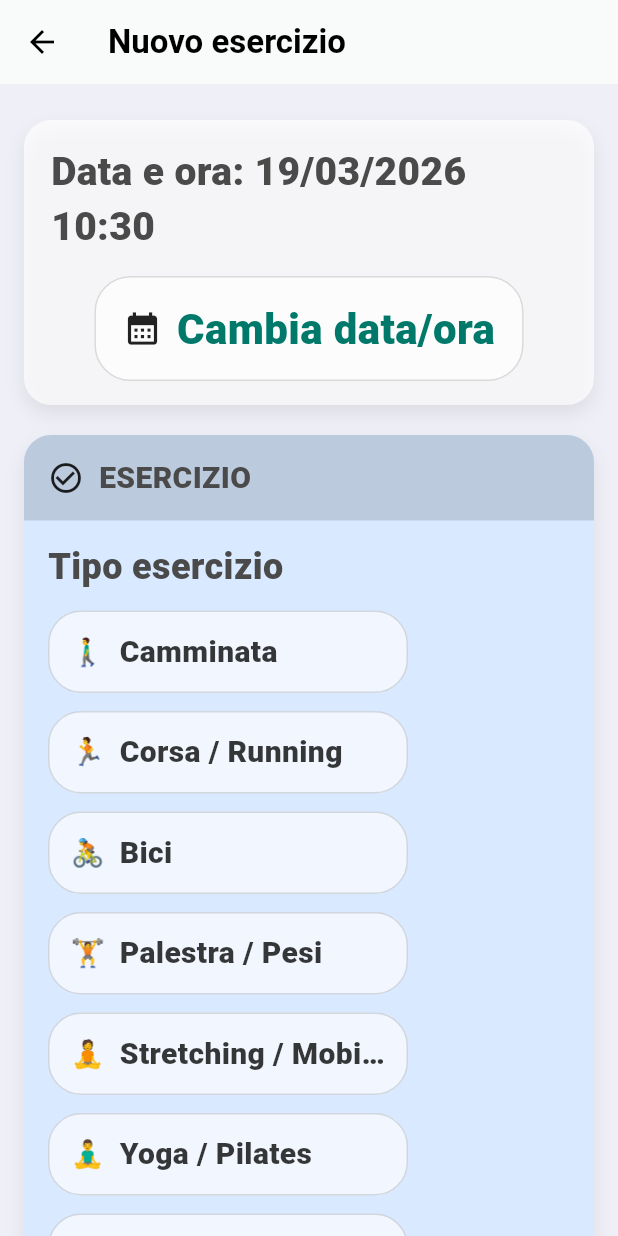
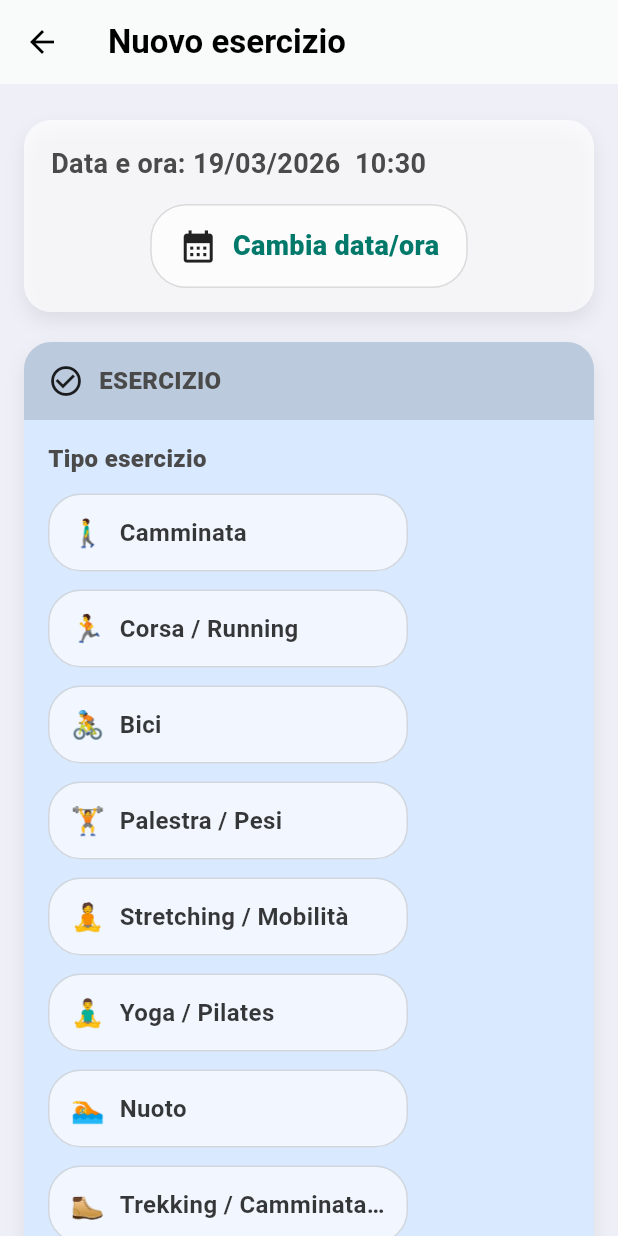
Before and after one commit to raulsosa-hue/Diario-Alimentare-, a Flutter app: the screen it shows after launch, after a tap on an icon or button, on a phone screen of 412 x 824 dp. Run offline on Flutter 3.47's test engine with Material 3 defaults, Android fonts, the phone set to English and light mode, and no system bars; our stand-ins replace share_plus; missing offline and left inert: excel.

Commit message:
Consistent and reusable design system

```diff
--- a/lib/pages/add_exercise_page.dart
+++ b/lib/pages/add_exercise_page.dart
@@ -1,5 +1,6 @@
 import 'package:flutter/material.dart';
 import '../services/timeline_store.dart';
+import '../styles.dart';
 
 class AddExercisePage extends StatefulWidget {
   const AddExercisePage({super.key});
@@ -76,15 +77,12 @@ class _AddExercisePageState extends State<AddExercisePage> {
   double _intensityAfter = 0;
   final TextEditingController _thoughtAfterCtrl = TextEditingController();
 
-  // ====== UI COLORS (come screen) ======
+  // ====== UI COLORS (page-specific) ======
   static const Color _pageBg = Color(0xFFEFEFF7);
 
   static const Color _cardBlue = Color(0xFFD9E9FF); // ESERCIZIO
   static const Color _cardPeach = Color(0xFFF3DCCB); // INTENZIONE (prima)
   static const Color _cardGreen = Color(0xFFDFF1D7); // ESITO (dopo)
-
-  static const Color _chipBorder = Color(0x22000000);
-  static const Color _chipSelected = Color(0x2200A86B);
 
   static const Color _saveGreen = Color(0xFFDFF1D7);
 
@@ -202,17 +200,11 @@ class _AddExercisePageState extends State<AddExercisePage> {
       margin: const EdgeInsets.symmetric(horizontal: 16, vertical: 10),
       decoration: BoxDecoration(
         color: color,
-        borderRadius: BorderRadius.circular(18),
-        boxShadow: const [
-          BoxShadow(
-            color: Color(0x14000000),
-            blurRadius: 10,
-            offset: Offset(0, 6),
-          ),
-        ],
+        borderRadius: BorderRadius.circular(DS.radiusCard),
+        boxShadow: const [DS.cardShadow],
       ),
       child: ClipRRect(
-        borderRadius: BorderRadius.circular(18),
+        borderRadius: BorderRadius.circular(DS.radiusCard),
         child: child,
       ),
     );
@@ -222,7 +214,7 @@ class _AddExercisePageState extends State<AddExercisePage> {
     return Container(
       padding: const EdgeInsets.symmetric(horizontal: 16, vertical: 14),
       decoration: const BoxDecoration(
-        color: Color(0x22000000),
+        color: DS.borderLight,
       ),
       child: Row(
         children: [
@@ -230,7 +222,7 @@ class _AddExercisePageState extends State<AddExercisePage> {
           const SizedBox(width: 10),
           Text(
             title,
-            style: const TextStyle(fontSize: 20, fontWeight: FontWeight.w800),
+            style: DS.sectionLabel,
           ),
         ],
       ),
@@ -247,24 +239,20 @@ class _AddExercisePageState extends State<AddExercisePage> {
     final child = Container(
       padding: const EdgeInsets.symmetric(horizontal: 14, vertical: 12),
       decoration: BoxDecoration(
-        color: selected ? _chipSelected : Colors.white.withOpacity(0.65),
-        borderRadius: BorderRadius.circular(22),
-        border: Border.all(color: _chipBorder),
+        color: selected ? DS.chipSelectedExercise : DS.surfaceWhite65,
+        borderRadius: BorderRadius.circular(DS.radiusChip),
+        border: Border.all(color: DS.borderLight),
       ),
       child: Row(
         mainAxisSize: fullWidth ? MainAxisSize.max : MainAxisSize.min,
         children: [
-          Text(emoji, style: const TextStyle(fontSize: 18)),
+          Text(emoji, style: DS.emojiText),
           const SizedBox(width: 10),
           Expanded(
             child: Text(
               label,
               overflow: TextOverflow.ellipsis,
-              style: TextStyle(
-                fontSize: 20,
-                fontWeight: FontWeight.w800,
-                color: Colors.black.withOpacity(0.78),
-              ),
+              style: DS.chipLabel.copyWith(color: DS.textDark),
             ),
           ),
         ],
@@ -272,7 +260,7 @@ class _AddExercisePageState extends State<AddExercisePage> {
     );
 
     return InkWell(
-      borderRadius: BorderRadius.circular(22),
+      borderRadius: BorderRadius.circular(DS.radiusChip),
       onTap: onTap,
       child: child,
     );
@@ -283,7 +271,7 @@ class _AddExercisePageState extends State<AddExercisePage> {
       padding: const EdgeInsets.fromLTRB(16, 14, 16, 6),
       child: Text(
         text,
-        style: const TextStyle(fontSize: 24, fontWeight: FontWeight.w900),
+        style: DS.sectionLabel,
       ),
     );
   }
@@ -293,11 +281,7 @@ class _AddExercisePageState extends State<AddExercisePage> {
       padding: const EdgeInsets.fromLTRB(16, 10, 16, 6),
       child: Text(
         text,
-        style: TextStyle(
-          fontSize: 20,
-          fontWeight: FontWeight.w800,
-          color: Colors.black.withOpacity(0.75),
-        ),
+        style: DS.sectionLabel.copyWith(color: DS.textMuted),
       ),
     );
   }
@@ -310,7 +294,7 @@ class _AddExercisePageState extends State<AddExercisePage> {
       padding: const EdgeInsets.symmetric(horizontal: 16),
       child: Row(
         children: [
-          const Text('0', style: TextStyle(fontSize: 18, fontWeight: FontWeight.w700)),
+          const Text('0', style: DS.sectionLabel),
           Expanded(
             child: Slider(
               value: value,
@@ -320,7 +304,7 @@ class _AddExercisePageState extends State<AddExercisePage> {
               onChanged: onChanged,
             ),
           ),
-          const Text('10', style: TextStyle(fontSize: 18, fontWeight: FontWeight.w700)),
+          const Text('10', style: DS.sectionLabel),
         ],
       ),
     );
@@ -335,13 +319,14 @@ class _AddExercisePageState extends State<AddExercisePage> {
       child: Container(
         padding: const EdgeInsets.symmetric(horizontal: 14, vertical: 12),
         decoration: BoxDecoration(
-          color: Colors.white.withOpacity(0.65),
-          borderRadius: BorderRadius.circular(18),
-          border: Border.all(color: _chipBorder),
+          color: DS.surfaceWhite65,
+          borderRadius: BorderRadius.circular(DS.radiusCard),
+          border: Border.all(color: DS.borderLight),
         ),
         child: TextField(
           controller: controller,
           maxLines: null,
+          style: DS.bodyText,
           decoration: InputDecoration(
             hintText: hint,
             border: InputBorder.none,
@@ -404,30 +389,26 @@ class _AddExercisePageState extends State<AddExercisePage> {
     required VoidCallback onTap,
   }) {
     return InkWell(
-      borderRadius: BorderRadius.circular(22),
+      borderRadius: BorderRadius.circular(DS.radiusChip),
       onTap: onTap,
       child: Container(
         constraints: const BoxConstraints(minWidth: 140),
         padding: const EdgeInsets.symmetric(horizontal: 14, vertical: 12),
         decoration: BoxDecoration(
-          color: selected ? _chipSelected : Colors.white.withOpacity(0.65),
-          borderRadius: BorderRadius.circular(22),
-          border: Border.all(color: _chipBorder),
+          color: selected ? DS.chipSelectedExercise : DS.surfaceWhite65,
+          borderRadius: BorderRadius.circular(DS.radiusChip),
+          border: Border.all(color: DS.borderLight),
         ),
         child: Row(
           mainAxisSize: MainAxisSize.min,
           children: [
-            Text(emoji, style: const TextStyle(fontSize: 18)),
+            Text(emoji, style: DS.emojiText),
             const SizedBox(width: 10),
             Flexible(
               child: Text(
                 label,
                 overflow: TextOverflow.ellipsis,
-                style: TextStyle(
-                  fontSize: 20,
-                  fontWeight: FontWeight.w800,
-                  color: Colors.black.withOpacity(0.78),
-                ),
+                style: DS.chipLabel.copyWith(color: DS.textDark),
               ),
             ),
           ],
@@ -438,28 +419,24 @@ class _AddExercisePageState extends State<AddExercisePage> {
 
   Widget _emotionAddChip({required VoidCallback onTap}) {
     return InkWell(
-      borderRadius: BorderRadius.circular(22),
+      borderRadius: BorderRadius.circular(DS.radiusChip),
       onTap: onTap,
       child: Container(
         constraints: const BoxConstraints(minWidth: 180),
         padding: const EdgeInsets.symmetric(horizontal: 14, vertical: 12),
         decoration: BoxDecoration(
-          color: Colors.white.withOpacity(0.65),
-          borderRadius: BorderRadius.circular(22),
-          border: Border.all(color: _chipBorder),
+          color: DS.surfaceWhite65,
+          borderRadius: BorderRadius.circular(DS.radiusChip),
+          border: Border.all(color: DS.borderLight),
         ),
         child: Row(
           mainAxisSize: MainAxisSize.min,
           children: [
-            const Text('+', style: TextStyle(fontSize: 20, fontWeight: FontWeight.w900)),
+            const Text('+', style: DS.sectionLabel),
             const SizedBox(width: 10),
             Text(
               'Altra emozione',
-              style: TextStyle(
-                fontSize: 20,
-                fontWeight: FontWeight.w900,
-                color: Colors.black.withOpacity(0.78),
-              ),
+              style: DS.sectionLabel.copyWith(color: DS.textDark),
             ),
           ],
         ),
@@ -561,7 +538,7 @@ class _AddExercisePageState extends State<AddExercisePage> {
                   children: [
                     Text(
                       'Data e ora: ${_formatDateTime(_dateTime)}',
-                      style: const TextStyle(fontSize: 26, fontWeight: FontWeight.w900),
+                      style: DS.bodyText,
                     ),
                     const SizedBox(height: 14),
                     Center(
@@ -571,9 +548,9 @@ class _AddExercisePageState extends State<AddExercisePage> {
                         child: Container(
                           padding: const EdgeInsets.symmetric(horizontal: 18, vertical: 14),
                           decoration: BoxDecoration(
-                            color: Colors.white.withOpacity(0.65),
+                            color: DS.surfaceWhite65,
                             borderRadius: BorderRadius.circular(24),
-                            border: Border.all(color: _chipBorder),
+                            border: Border.all(color: DS.borderLight),
                           ),
                           child: Row(
                             mainAxisSize: MainAxisSize.min,
@@ -582,11 +559,7 @@ class _AddExercisePageState extends State<AddExercisePage> {
                               const SizedBox(width: 10),
                               Text(
                                 'Cambia data/ora',
-                                style: TextStyle(
-                                  fontSize: 28,
-                                  fontWeight: FontWeight.w900,
-                                  color: Colors.teal.shade700,
-                                ),
+                                style: DS.bodyTextBold.copyWith(color: Colors.teal.shade700),
                               ),
                             ],
                           ),
@@ -636,26 +609,22 @@ class _AddExercisePageState extends State<AddExercisePage> {
                   Padding(
                     padding: const EdgeInsets.fromLTRB(16, 10, 16, 0),
                     child: InkWell(
-                      borderRadius: BorderRadius.circular(22),
+                      borderRadius: BorderRadius.circular(DS.radiusChip),
                       onTap: _addOtherExerciseDialog,
                       child: Container(
                         padding: const EdgeInsets.symmetric(horizontal: 14, vertical: 12),
                         decoration: BoxDecoration(
-                          color: Colors.white.withOpacity(0.65),
-                          borderRadius: BorderRadius.circular(22),
-                          border: Border.all(color: _chipBorder),
+                          color: DS.surfaceWhite65,
+                          borderRadius: BorderRadius.circular(DS.radiusChip),
+                          border: Border.all(color: DS.borderLight),
                         ),
                         child: Row(
                           children: [
-                            const Text('+', style: TextStyle(fontSize: 22, fontWeight: FontWeight.w900)),
+                            const Text('+', style: DS.sectionLabel),
                             const SizedBox(width: 10),
                             Text(
                               'Altro esercizio',
-                              style: TextStyle(
-                                fontSize: 22,
-                                fontWeight: FontWeight.w900,
-                                color: Colors.black.withOpacity(0.78),
-                              ),
+                              style: DS.sectionLabel.copyWith(color: DS.textDark),
                             ),
                           ],
                         ),
@@ -692,9 +661,9 @@ class _AddExercisePageState extends State<AddExercisePage> {
                           child: Container(
                             padding: const EdgeInsets.symmetric(horizontal: 14, vertical: 14),
                             decoration: BoxDecoration(
-                              color: Colors.white.withOpacity(0.65),
-                              borderRadius: BorderRadius.circular(22),
-                              border: Border.all(color: _chipBorder),
+                              color: DS.surfaceWhite65,
+                              borderRadius: BorderRadius.circular(DS.radiusChip),
+                              border: Border.all(color: DS.borderLight),
                             ),
                             child: Row(
                               mainAxisAlignment: MainAxisAlignment.spaceBetween,
@@ -707,12 +676,12 @@ class _AddExercisePageState extends State<AddExercisePage> {
                                   },
                                   child: const Padding(
                                     padding: EdgeInsets.symmetric(horizontal: 12),
-                                    child: Text('−', style: TextStyle(fontSize: 30, fontWeight: FontWeight.w900)),
+                                    child: Text('−', style: DS.controlButton),
                                   ),
                                 ),
                                 Text(
                                   '$_durationMinutes min',
-                                  style: const TextStyle(fontSize: 26, fontWeight: FontWeight.w900),
+                                  style: DS.displayMedium,
                                 ),
                                 InkWell(
                                   onTap: () {
@@ -722,7 +691,7 @@ class _AddExercisePageState extends State<AddExercisePage> {
                                   },
                                   child: const Padding(
                                     padding: EdgeInsets.symmetric(horizontal: 12),
-                                    child: Text('+', style: TextStyle(fontSize: 30, fontWeight: FontWeight.w900)),
+                                    child: Text('+', style: DS.controlButton),
                                   ),
                                 ),
                               ],
@@ -768,7 +737,7 @@ class _AddExercisePageState extends State<AddExercisePage> {
                     ),
                   ),
 
-                  _titleH3('Qual è l’intensità emotiva? (prima)'),
+                  _titleH3("Qual è l\u2019intensità emotiva? (prima)"),
                   _slider01(
                     value: _intensityBefore,
                     onChanged: (v) => setState(() => _intensityBefore = v),
@@ -793,7 +762,7 @@ class _AddExercisePageState extends State<AddExercisePage> {
                 children: [
                   _sectionHeader('ESITO (dopo l\'esercizio)'),
 
-                  _titleH2('Dopo l’esercizio mi sento…'),
+                  _titleH2("Dopo l\u2019esercizio mi sento\u2026"),
                   Padding(
                     padding: const EdgeInsets.fromLTRB(16, 8, 16, 10),
                     child: Column(
@@ -818,7 +787,7 @@ class _AddExercisePageState extends State<AddExercisePage> {
                     controller: _physicalAfterCtrl,
                   ),
 
-                  _titleH3('Qual è l’intensità emotiva? (dopo)'),
+                  _titleH3("Qual è l\u2019intensità emotiva? (dopo)"),
                   _slider01(
                     value: _intensityAfter,
                     onChanged: (v) => setState(() => _intensityAfter = v),
@@ -844,26 +813,16 @@ class _AddExercisePageState extends State<AddExercisePage> {
                         decoration: BoxDecoration(
                           color: _saveGreen,
                           borderRadius: BorderRadius.circular(24),
-                          boxShadow: const [
-                            BoxShadow(
-                              color: Color(0x14000000),
-                              blurRadius: 10,
-                              offset: Offset(0, 6),
-                            ),
-                          ],
+                          boxShadow: const [DS.cardShadow],
                         ),
                         child: Row(
                           mainAxisSize: MainAxisSize.min,
                           children: [
-                            Icon(Icons.save, color: Colors.teal.shade800, size: 26),
+                            const Icon(Icons.save, color: DS.accentDark),
                             const SizedBox(width: 12),
                             Text(
                               'Salva',
-                              style: TextStyle(
-                                fontSize: 26,
-                                fontWeight: FontWeight.w900,
-                                color: Colors.teal.shade800,
-                              ),
+                              style: DS.buttonPrimary.copyWith(color: Colors.teal.shade800),
                             ),
                           ],
                         ),
--- a/lib/pages/export_excel_page.dart
+++ b/lib/pages/export_excel_page.dart
@@ -6,6 +6,7 @@ import 'package:path_provider/path_provider.dart';
 import 'package:share_plus/share_plus.dart';
 
 import '../services/timeline_store.dart';
+import '../styles.dart';
 
 class ExportTimelinePage extends StatefulWidget {
   const ExportTimelinePage({super.key});
@@ -295,12 +296,12 @@ class _ExportTimelinePageState extends State<ExportTimelinePage> {
                 : const Icon(Icons.timeline),
             label: Text(
               _isExporting ? 'Esportazione…' : 'Esporta TIMELINE',
-              style: const TextStyle(fontSize: 16, fontWeight: FontWeight.w600),
+              style: DS.buttonSecondary,
             ),
             style: ElevatedButton.styleFrom(
               padding: const EdgeInsets.symmetric(horizontal: 32, vertical: 16),
               shape: RoundedRectangleBorder(
-                borderRadius: BorderRadius.circular(18),
+                borderRadius: BorderRadius.circular(DS.radiusCard),
               ),
             ),
             onPressed: _isExporting ? null : _exportTimeline,
--- a/lib/pages/home_page.dart
+++ b/lib/pages/home_page.dart
@@ -3,6 +3,7 @@ import 'export_excel_page.dart';
 
 import 'add_meal_page.dart';
 import 'add_exercise_page.dart';
+import '../styles.dart';
 
 
 
@@ -50,12 +51,7 @@ class HomePage extends StatelessWidget {
                     const SizedBox(height: 18),
                     const Text(
                       'DIARIO ALIMENTARE',
-                      style: TextStyle(
-                        fontSize: 22,
-                        fontWeight: FontWeight.w900,
-                        letterSpacing: 1.2,
-                        color: Colors.black87,
-                      ),
+                      style: DS.pageTitle,
                     ),
                     const SizedBox(height: 18),
 
@@ -202,12 +198,7 @@ class _CircleButton extends StatelessWidget {
               Text(
                 label,
                 textAlign: TextAlign.center,
-                style: const TextStyle(
-                  fontSize: 17,
-                  fontWeight: FontWeight.w900,
-                  color: Colors.black87,
-                  height: 1.15,
-                ),
+                style: DS.navLabel,
               ),
             ],
           ),
--- /dev/null
+++ b/lib/styles.dart
@@ -0,0 +1,154 @@
+import 'package:flutter/material.dart';
+
+/// Centralized design system for consistent visual appearance across all screens.
+abstract final class DS {
+  // ========================
+  // COLORS
+  // ========================
+
+  // --- Borders & shadows ---
+  static const Color borderLight = Color(0x22000000);
+  static const Color borderSubtle = Color(0x14000000);
+  static const Color borderEmphasis = Color(0x55000000);
+  static const Color borderFaint = Color(0x1A000000);
+
+  static const Color shadow = Color(0x14000000);
+
+  // --- Accent ---
+  static const Color accent = Color(0xFF1D7A6A);
+  static const Color accentDark = Color(0xFF00695C);
+
+  // --- Surfaces ---
+  static const Color surfaceWhite65 = Color(0xA6FFFFFF); // ~0.65 alpha
+  static const Color surfaceWhite85 = Color(0xD9FFFFFF); // ~0.85 alpha
+  static const Color surfaceWhite35 = Color(0x59FFFFFF); // ~0.35 alpha
+  static const Color surfaceMuted = Color(0xFFF3F5F9);
+
+  // --- Chips ---
+  static const Color chipSelectedMeal = Color(0xFFBFE3D8);
+  static const Color chipSelectedExercise = Color(0x2200A86B);
+
+  // --- Text colors ---
+  static const Color textPrimary = Colors.black87;
+  static const Color textDark = Color(0xC7000000); // ~0.78 alpha
+  static const Color textMuted = Color(0xBF000000); // ~0.75 alpha
+
+  // ========================
+  // TEXT STYLES
+  // ========================
+
+  /// Page title — main screen headings ("DIARIO ALIMENTARE")
+  static const TextStyle pageTitle = TextStyle(
+    fontSize: 22,
+    fontWeight: FontWeight.w900,
+    letterSpacing: 1.2,
+    color: textPrimary,
+  );
+
+  /// Body text — card-level labels, field values, text input content
+  /// ("Data e ora:", date/time values, TextField style)
+  static const TextStyle bodyText = TextStyle(
+    fontSize: 18,
+    fontWeight: FontWeight.w700,
+  );
+
+  /// Body text bold — emphasized card labels, button labels, dropdown items
+  /// ("Tipo pasto:", "Cambia data/ora")
+  static const TextStyle bodyTextBold = TextStyle(
+    fontSize: 18,
+    fontWeight: FontWeight.w800,
+  );
+
+  /// Section label — segment/section headers, sub-section titles,
+  /// slider labels, emotion block titles
+  static const TextStyle sectionLabel = TextStyle(
+    fontSize: 16,
+    fontWeight: FontWeight.w800,
+  );
+
+  /// Chip label — selectable option chip text
+  static const TextStyle chipLabel = TextStyle(
+    fontSize: 16,
+    fontWeight: FontWeight.w700,
+  );
+
+  /// Emoji text — emoji display in chips
+  static const TextStyle emojiText = TextStyle(
+    fontSize: 18,
+  );
+
+  /// FilterChip label — emotion FilterChip text (uses default size)
+  static const TextStyle filterChipLabel = TextStyle(
+    fontWeight: FontWeight.w700,
+  );
+
+  /// Caption bold — small secondary labels (time card title)
+  static const TextStyle captionBold = TextStyle(
+    fontSize: 14,
+    fontWeight: FontWeight.w800,
+    color: textPrimary,
+  );
+
+  /// Caption — secondary informational text ("Scelta attiva")
+  static const TextStyle caption = TextStyle(
+    fontSize: 14,
+    fontWeight: FontWeight.w700,
+  );
+
+  /// Display large — prominent numeric/time values
+  static const TextStyle displayLarge = TextStyle(
+    fontSize: 28,
+    fontWeight: FontWeight.w900,
+  );
+
+  /// Display medium — medium value displays (duration value)
+  static const TextStyle displayMedium = TextStyle(
+    fontSize: 20,
+    fontWeight: FontWeight.w900,
+  );
+
+  /// Control button — stepper +/- buttons
+  static const TextStyle controlButton = TextStyle(
+    fontSize: 22,
+    fontWeight: FontWeight.w900,
+  );
+
+  /// Primary action button — save/submit buttons
+  static const TextStyle buttonPrimary = TextStyle(
+    fontSize: 18,
+    fontWeight: FontWeight.w900,
+  );
+
+  /// Secondary action button — less prominent actions (export)
+  static const TextStyle buttonSecondary = TextStyle(
+    fontSize: 16,
+    fontWeight: FontWeight.w600,
+  );
+
+  /// Navigation label — home screen circle button labels
+  static const TextStyle navLabel = TextStyle(
+    fontSize: 17,
+    fontWeight: FontWeight.w900,
+    color: textPrimary,
+    height: 1.15,
+  );
+
+  // ========================
+  // COMMON DECORATIONS
+  // ========================
+
+  static const BoxShadow cardShadow = BoxShadow(
+    blurRadius: 10,
+    offset: Offset(0, 6),
+    color: shadow,
+  );
+
+  // ========================
+  // RADII
+  // ========================
+
+  static const double radiusCard = 18.0;
+  static const double radiusField = 16.0;
+  static const double radiusChip = 22.0;
+  static const double radiusPill = 999.0;
+}
```
Also changed, not shown: lib/pages/add_meal_page.dart (+51 -72 lines).
